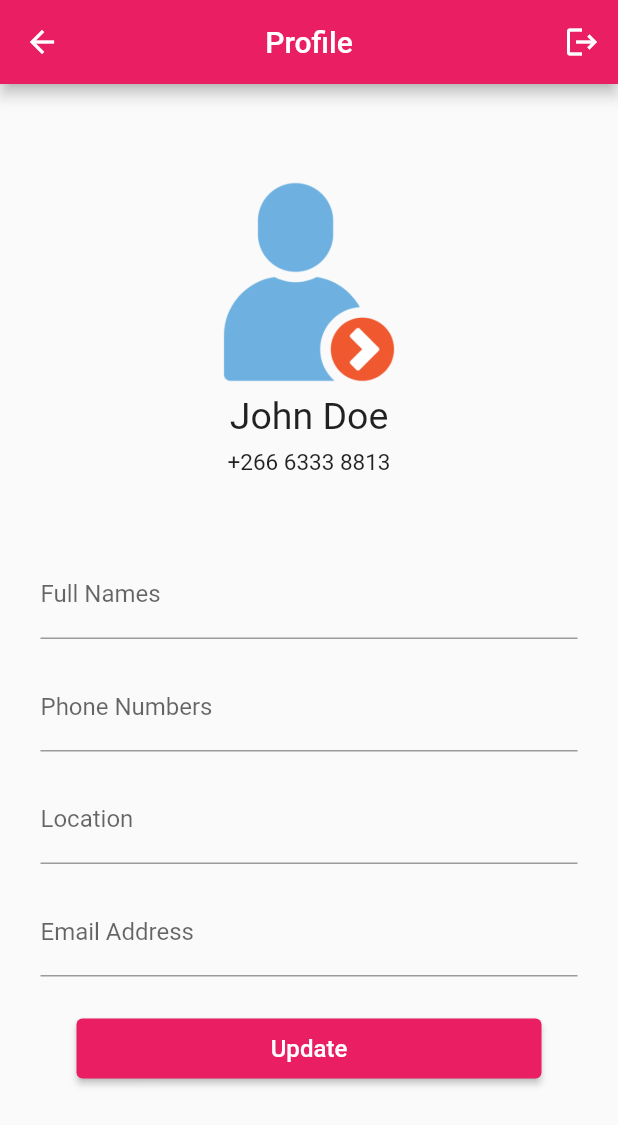
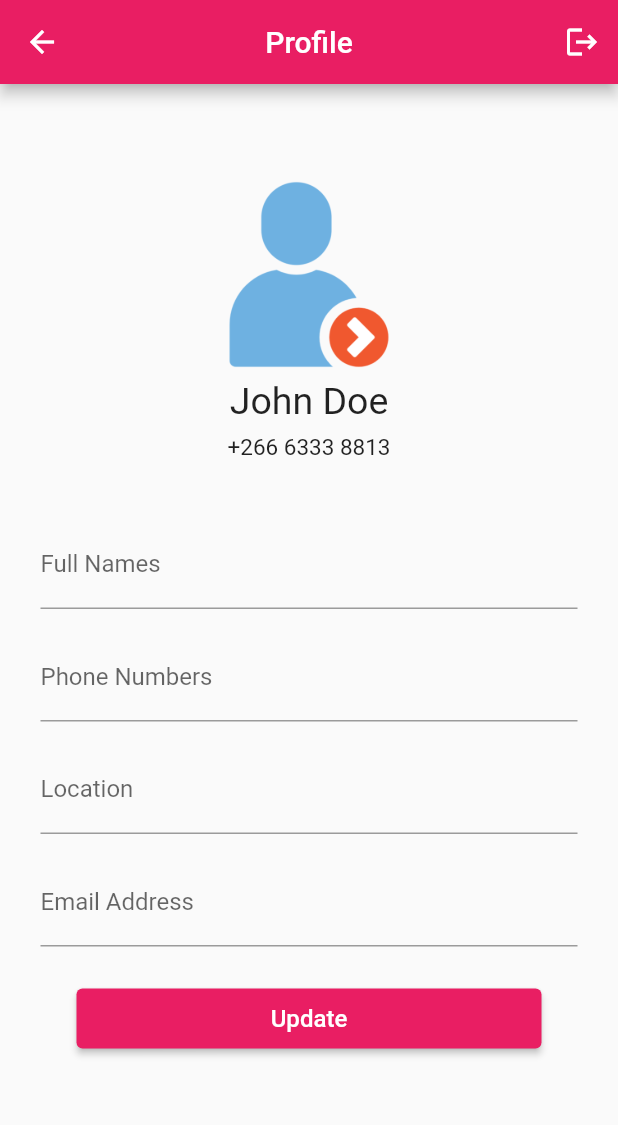
Before and after one commit to HMaroba/M4K, a Flutter app: the UserProfileScreen screen opened directly, on a phone screen of 412 x 824 dp. Shown: the top 1125 px of the screen. Run offline on Flutter 3.47's test engine with Material 2 defaults, Android fonts, the phone set to English and light mode, and no system bars; our stand-ins replace video_player; Roboto replaces fonts that are missing (OpenSans).

```diff
--- a/lib/main.dart
+++ b/lib/main.dart
@@ -1,6 +1,7 @@
 import 'package:flutter/material.dart';
 import 'package:m4k/screens/auth/login.dart';
 import 'package:m4k/screens/auth/register.dart';
+import 'package:m4k/screens/auth/reset_password.dart';
 import 'package:m4k/screens/customerDashboard/book.dart';
 import 'package:m4k/screens/customerDashboard/customer_dashboard.dart';
 import 'package:m4k/screens/splash/splash_screen.dart';
@@ -28,6 +29,7 @@ class MyApp extends StatelessWidget {
         '/login': (context) => const LoginScreen(),
         '/userdashboard': (context) => const DashboardPage(),
         '/book': (context) => const BookingScreen(),
+        '/resetPassword': (context) => const ResetPasswordScreen(),
       },
     );
   }
--- a/lib/screens/customerDashboard/profile.dart
+++ b/lib/screens/customerDashboard/profile.dart
@@ -186,7 +186,7 @@ class _UserProfileScreenState extends State<UserProfileScreen> {
               const SizedBox(height: 30.0),
               Image.asset(
                 'assets/images/user.png',
-                height: 150,
+                height: 140,
               ),
               const Text(
                 'John Doe',
@@ -201,7 +201,7 @@ class _UserProfileScreenState extends State<UserProfileScreen> {
                 '+266 6333 8813',
                 style: TextStyle(fontSize: 15.0),
               ),
-              const SizedBox(height: 50.0),
+              const SizedBox(height: 40.0),
               TextField(
                 controller: namesController,
                 keyboardType: TextInputType.name,
```
